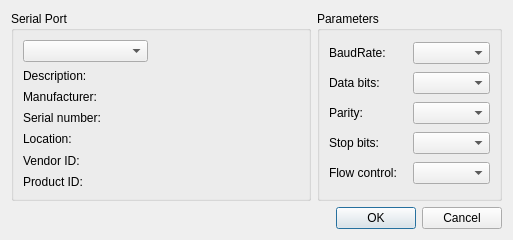
This is settingsdialog.ui in ivanovp/iserterm as Qt 5 draws it before an edit. The edited form follows.
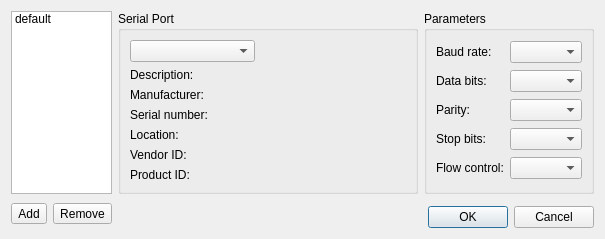
This is the edited form.

Commit message: List was added to serial port dialog

```diff
--- a/settingsdialog.ui
+++ b/settingsdialog.ui
@@ -6,15 +6,15 @@
    <rect>
     <x>0</x>
     <y>0</y>
-    <width>513</width>
-    <height>240</height>
+    <width>579</width>
+    <height>220</height>
    </rect>
   </property>
   <property name="windowTitle">
    <string>Serial port settings</string>
   </property>
   <layout class="QGridLayout" name="gridLayout_3">
-   <item row="0" column="0">
+   <item row="0" column="4">
     <widget class="QGroupBox" name="selectBox">
      <property name="minimumSize">
       <size>
@@ -94,7 +94,7 @@
      </layout>
     </widget>
    </item>
-   <item row="0" column="1">
+   <item row="0" column="5">
     <widget class="QGroupBox" name="parametersBox">
      <property name="title">
       <string>Parameters</string>
@@ -103,7 +103,7 @@
       <item row="0" column="0">
        <widget class="QLabel" name="baudRateLabel">
         <property name="text">
-         <string>BaudRate:</string>
+         <string>Baud rate:</string>
         </property>
        </widget>
       </item>
@@ -153,13 +153,40 @@
      </layout>
     </widget>
    </item>
-   <item row="1" column="1">
+   <item row="0" column="0">
+    <widget class="QListWidget" name="profileListWidget">
+     <item>
+      <property name="text">
+       <string>default</string>
+      </property>
+     </item>
+    </widget>
+   </item>
+   <item row="5" column="5">
     <widget class="QDialogButtonBox" name="buttonBox">
      <property name="standardButtons">
       <set>QDialogButtonBox::Cancel|QDialogButtonBox::Ok</set>
      </property>
     </widget>
    </item>
+   <item row="4" column="0" rowspan="2">
+    <layout class="QHBoxLayout" name="horizontalLayout">
+     <item>
+      <widget class="QToolButton" name="addButton">
+       <property name="text">
+        <string>Add</string>
+       </property>
+      </widget>
+     </item>
+     <item>
+      <widget class="QToolButton" name="removeButton">
+       <property name="text">
+        <string>Remove</string>
+       </property>
+      </widget>
+     </item>
+    </layout>
+   </item>
   </layout>
  </widget>
  <resources/>
```
The commit also changes 3 other files.
